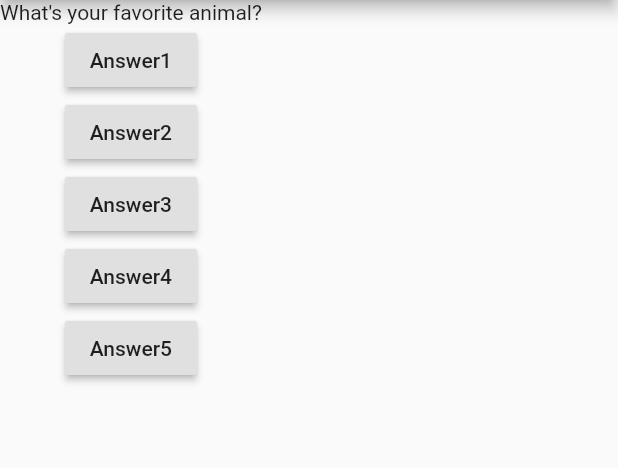
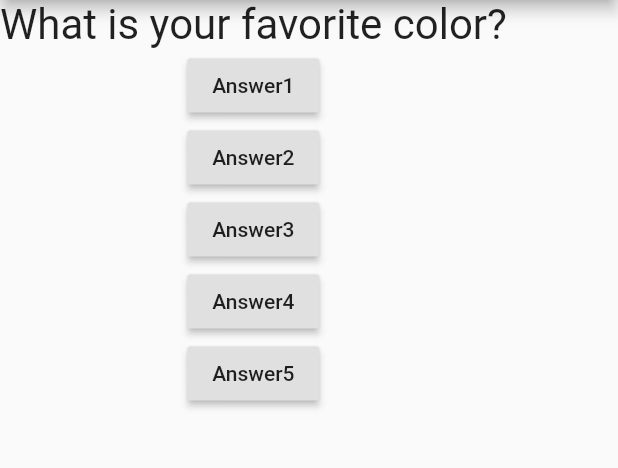
Before and after one commit to tanim913/QuizApp, a Flutter app: the screen it shows after launch, after a tap on "Answer2", after a tap on "Answer5", on a phone screen of 412 x 824 dp, the part 84-552 px from its top. Run offline on Flutter 3.47's test engine with Material 2 defaults, Android fonts, the phone set to English and light mode, and no system bars.

Commit message:
adding question.dart

```diff
--- a/QuizApp/lib/main.dart
+++ b/QuizApp/lib/main.dart
@@ -1,4 +1,5 @@
 import 'package:flutter/material.dart';
+import './question.dart';
 
 // void main ()
 // {
@@ -22,7 +23,13 @@ class _MyAppState extends State<MyApp> {
     setState(() {
       _questionIndex = _questionIndex + 1;
     });
+    print(_questionIndex);
+  }
 
+  void _previousQuestion() {
+    setState(() {
+      _questionIndex = _questionIndex-1;
+    });
     print(_questionIndex);
   }
 
@@ -39,7 +46,7 @@ class _MyAppState extends State<MyApp> {
         ),
         body: Column(
           children: [
-            Text(question[_questionIndex]),
+            Question(question[_questionIndex]),
             RaisedButton(
               child: Text('Answer1'),
               onPressed: () {
@@ -62,12 +69,7 @@ class _MyAppState extends State<MyApp> {
                 print("D");
               },
             ),
-            RaisedButton(
-              child: Text('Answer5'),
-              onPressed: () {
-                print("E");
-              },
-            ),
+            RaisedButton(child: Text('Answer5'), onPressed: _previousQuestion),
           ],
         ),
       ),
--- /dev/null
+++ b/QuizApp/lib/question.dart
@@ -0,0 +1,12 @@
+import 'package:flutter/material.dart';
+
+class Question extends StatelessWidget {
+
+  final String questionText;
+  Question(this.questionText);
+
+  @override
+  Widget build(BuildContext context) {
+    return Text(questionText, style: TextStyle(fontSize: 28),);
+  }
+}
```
